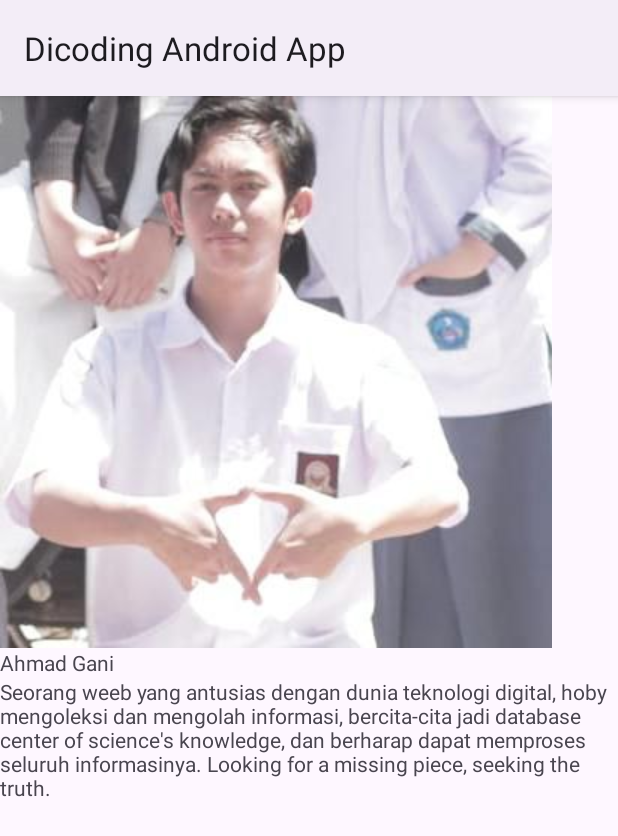
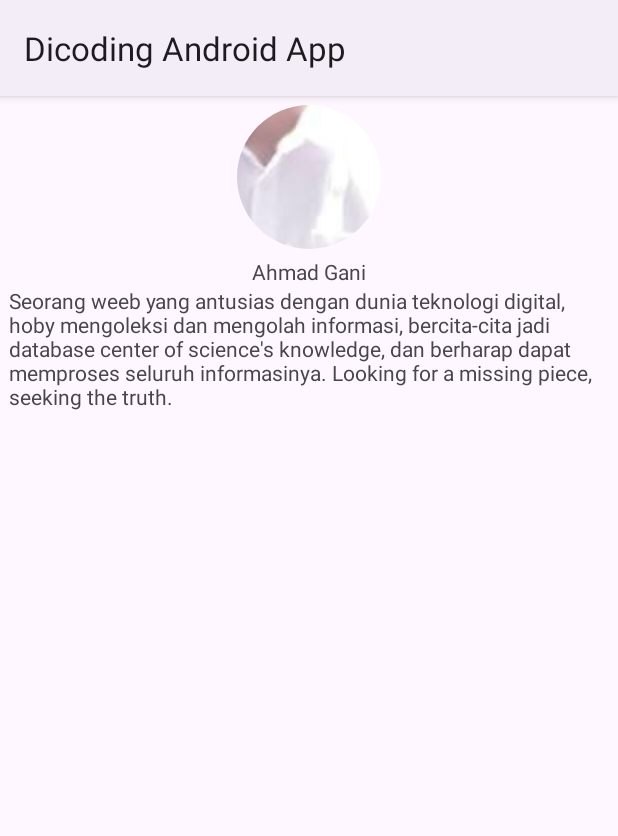
Before and after one commit to Gani-laboratory/android-app, an Android app: the ProfileActivity screen opened directly, with no data from a screen before it, on a phone screen of 412 x 824 dp. Shown: the top 836 px of the screen. Run offline under Robolectric (Android 15) with nearby library versions, the phone set to English and light mode, and no system bars; our stand-ins replace CircleImageView.

Commit message:
add detail profile activity

```diff
--- a/app/build.gradle.kts
+++ b/app/build.gradle.kts
@@ -40,7 +40,7 @@ android {
 }
 
 dependencies {
-
+    implementation("de.hdodenhof:circleimageview:3.1.0")
     implementation("androidx.core:core-ktx:1.9.0")
     implementation("androidx.appcompat:appcompat:1.6.1")
     implementation("com.google.android.material:material:1.10.0")
--- a/app/src/main/res/layout/activity_profile.xml
+++ b/app/src/main/res/layout/activity_profile.xml
@@ -4,14 +4,17 @@
     android:layout_width="match_parent"
     android:layout_height="match_parent"
     android:orientation="vertical"
+    android:padding="6dp"
     tools:context=".ProfileActivity">
 
-    <ImageView
-        android:layout_width="wrap_content"
-        android:layout_height="wrap_content"
+    <de.hdodenhof.circleimageview.CircleImageView
+        android:layout_width="match_parent"
+        android:layout_height="96dp"
         android:src="@drawable/profile" />
 
     <TextView
+        android:layout_gravity="center"
+        android:layout_marginTop="5dp"
         android:id="@+id/name"
         android:layout_width="wrap_content"
         android:layout_height="wrap_content"
```
